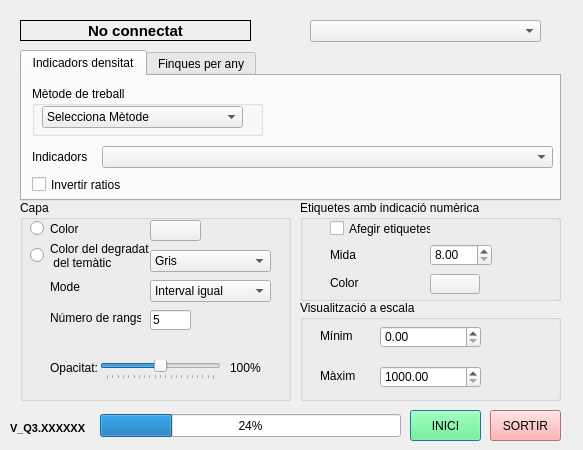
Old version of the form Indicadors_Habitatge_dialog_base.ui in the repository TecnocampusCCU/Indicadors_Habitatge.
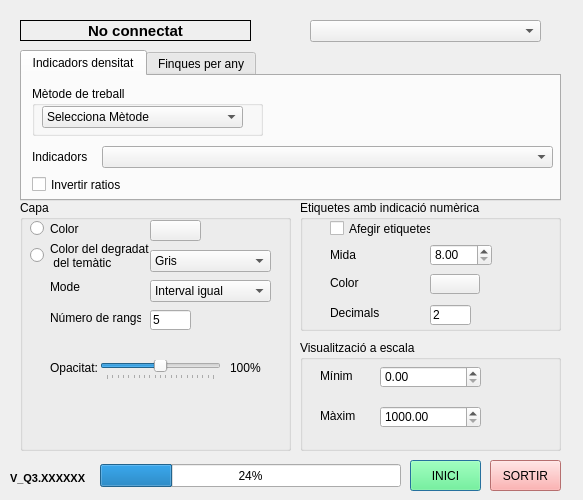
New version of the form.

The edit to the form file:
```diff
--- a/Indicadors_Habitatge_dialog_base.ui
+++ b/Indicadors_Habitatge_dialog_base.ui
@@ -7,19 +7,19 @@
     <x>0</x>
     <y>0</y>
     <width>583</width>
-    <height>450</height>
+    <height>500</height>
    </rect>
   </property>
   <property name="minimumSize">
    <size>
     <width>583</width>
-    <height>450</height>
+    <height>500</height>
    </size>
   </property>
   <property name="maximumSize">
    <size>
     <width>583</width>
-    <height>450</height>
+    <height>500</height>
    </size>
   </property>
   <property name="windowTitle">
@@ -29,7 +29,7 @@
    <property name="geometry">
     <rect>
      <x>410</x>
-     <y>410</y>
+     <y>460</y>
      <width>71</width>
      <height>31</height>
     </rect>
@@ -463,9 +463,9 @@
    <property name="geometry">
     <rect>
      <x>300</x>
-     <y>300</y>
+     <y>340</y>
      <width>261</width>
-     <height>101</height>
+     <height>111</height>
     </rect>
    </property>
    <property name="title">
@@ -539,7 +539,7 @@
      <x>20</x>
      <y>200</y>
      <width>271</width>
-     <height>201</height>
+     <height>251</height>
     </rect>
    </property>
    <property name="title">
@@ -774,7 +774,7 @@
    <property name="geometry">
     <rect>
      <x>10</x>
-     <y>420</y>
+     <y>470</y>
      <width>91</width>
      <height>16</height>
     </rect>
@@ -1043,7 +1043,7 @@
      <x>300</x>
      <y>200</y>
      <width>261</width>
-     <height>101</height>
+     <height>131</height>
     </rect>
    </property>
    <property name="title">
@@ -1117,12 +1117,38 @@
      <string>Color</string>
     </property>
    </widget>
+   <widget class="QLabel" name="label_12">
+    <property name="geometry">
+     <rect>
+      <x>30</x>
+      <y>105</y>
+      <width>91</width>
+      <height>16</height>
+     </rect>
+    </property>
+    <property name="text">
+     <string>Decimals</string>
+    </property>
+   </widget>
+   <widget class="QLineEdit" name="decimals">
+    <property name="geometry">
+     <rect>
+      <x>130</x>
+      <y>105</y>
+      <width>41</width>
+      <height>20</height>
+     </rect>
+    </property>
+    <property name="text">
+     <string>2</string>
+    </property>
+   </widget>
   </widget>
   <widget class="QPushButton" name="bt_sortir">
    <property name="geometry">
     <rect>
      <x>490</x>
-     <y>410</y>
+     <y>460</y>
      <width>71</width>
      <height>31</height>
     </rect>
@@ -1138,7 +1164,7 @@
    <property name="geometry">
     <rect>
      <x>100</x>
-     <y>414</y>
+     <y>464</y>
      <width>301</width>
      <height>23</height>
     </rect>
```
